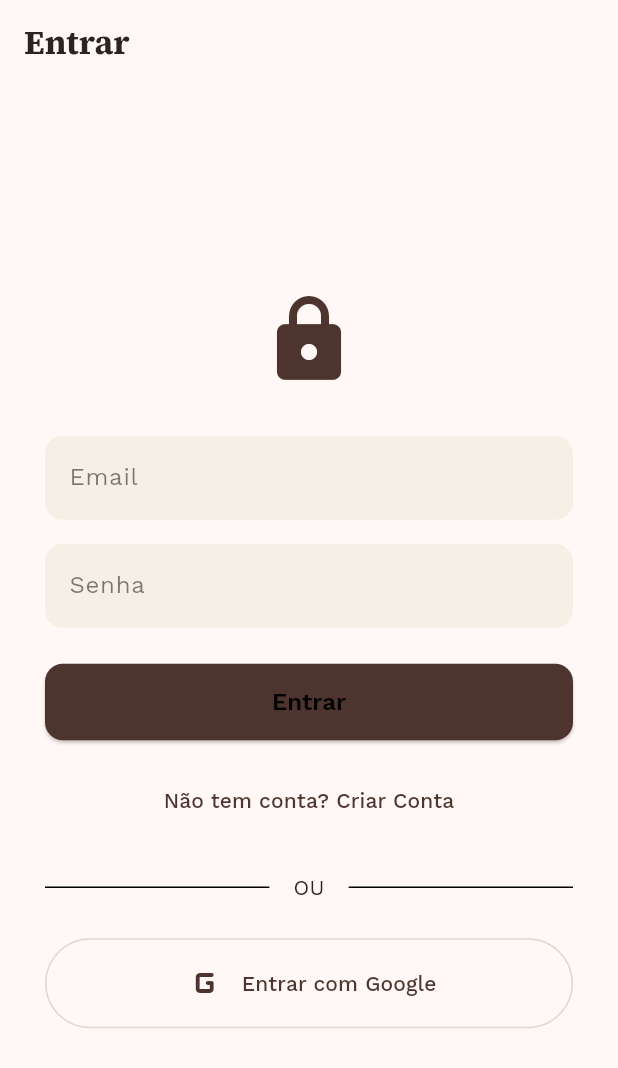
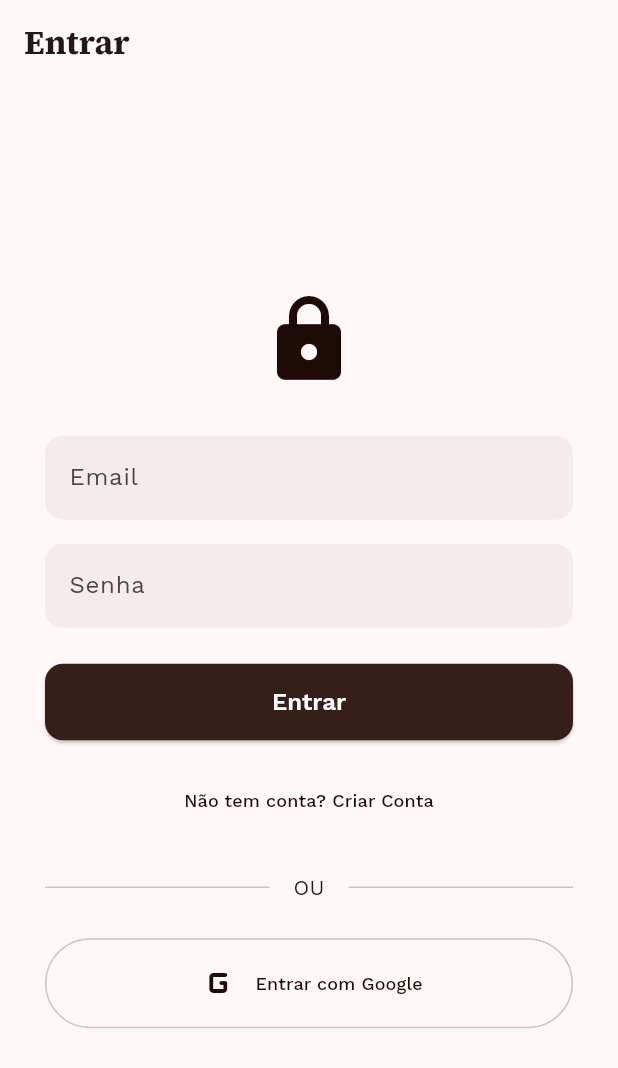
Before and after one commit to WellingtonPereiraLuiz/CustoDoce, a Flutter app: the screen it shows after launch, on a phone screen of 412 x 824 dp. Shown: the top 1068 px of the screen. Run offline on Flutter 3.47's test engine with Material 3 defaults, Android fonts, the phone set to English and light mode, and no system bars; our stand-ins replace firebase_auth, firebase_core, fl_chart, flutter_dotenv, flutter_riverpod, flutter_slidable and 8 more; missing offline and left inert: purchases_flutter, purchases_ui_flutter; accounts and stored records are empty.

Commit message:
feat: apply Artisanal Ledger design system, setup dotenv for secrets, and add reference materials

```diff
--- a/lib/core/theme/app_theme.dart
+++ b/lib/core/theme/app_theme.dart
@@ -2,88 +2,144 @@ import 'package:flutter/material.dart';
 import 'package:google_fonts/google_fonts.dart';
 
 class AppTheme {
-  // Shared brand colors
-  static const Color primaryColor = Color(0xFF4E342E);
-  static const Color primaryDark = Color(0xFF361F1A);
-  static const Color errorColor = Color(0xFFCF6679);
+  // Brand colors from Artisanal Ledger Design System
+  static const Color primaryColor = Color(0xFF1E0A07);
+  static const Color primaryContainer = Color(0xFF361F1A);
+  static const Color onPrimary = Color(0xFFFFFFFF);
+  static const Color onPrimaryContainer = Color(0xFFA7847D);
+
+  static const Color secondaryColor = Color(0xFF6B5A60);
+  static const Color secondaryContainer = Color(0xFFF1DAE1);
+  static const Color onSecondary = Color(0xFFFFFFFF);
+  static const Color onSecondaryContainer = Color(0xFF6F5E64);
+
+  static const Color errorColor = Color(0xFFBA1A1A);
+  static const Color onError = Color(0xFFFFFFFF);
+  static const Color errorContainer = Color(0xFFFFDAD6);
+  static const Color onErrorContainer = Color(0xFF93000A);
+
+  static const Color background = Color(0xFFFFF8F6);
+  static const Color onBackground = Color(0xFF1E1B1A);
+
+  static const Color surface = Color(0xFFFFF8F6);
+  static const Color surfaceVariant = Color(0xFFE9E1DF);
+  static const Color onSurface = Color(0xFF1E1B1A);
+  static const Color onSurfaceVariant = Color(0xFF504442);
+
+  static const Color outline = Color(0xFF827471);
+  static const Color outlineVariant = Color(0xFFD4C3BF);
+
   static const Color successColor = Color(0xFF4CAF82);
 
-  // Dark theme colors (Lighter, warmer dark mode - Chocolate/Espresso vibe)
-  static const Color backgroundDark = Color(0xFF1E1A18);
-  static const Color surfaceDark = Color(0xFF282320);
-  static const Color surfaceVariantDark = Color(0xFF352E2B);
-  static const Color onSurfaceDark = Color(0xFFF2EAE1);
-  static const Color cardGradientStart = Color(0xFF352E2B);
-  static const Color cardGradientEnd = Color(0xFF282320);
+  // Fallbacks for direct access where theme is not easily accessible
+  static const Color surfaceLight = surface;
+  static const Color surfaceDark = Color(0xFF1E1B1A);
+  static const Color surfaceVariantLight = surfaceVariant;
+  static const Color surfaceVariantDark = Color(0xFF33302F);
 
-  // Light theme colors (Better contrast)
-  static const Color backgroundLight = Color(0xFFFFF8F6);
-  static const Color surfaceLight = Color(0xFFFFFFFF);
-  static const Color surfaceVariantLight = Color(0xFFF5F0E6);
-  static const Color onSurfaceLight = Color(0xFF2C2420); // Darker brown/black for text
+  static ThemeData get lightTheme {
+    final colorScheme = const ColorScheme(
+      brightness: Brightness.light,
+      primary: primaryColor,
+      onPrimary: onPrimary,
+      primaryContainer: primaryContainer,
+      onPrimaryContainer: onPrimaryContainer,
+      secondary: secondaryColor,
+      onSecondary: onSecondary,
+      secondaryContainer: secondaryContainer,
+      onSecondaryContainer: onSecondaryContainer,
+      error: errorColor,
+      onError: onError,
+      errorContainer: errorContainer,
+      onErrorContainer: onErrorContainer,
+      surface: surface,
+      onSurface: onSurface,
+      surfaceContainerHighest: surfaceVariant,
+      onSurfaceVariant: onSurfaceVariant,
+      outline: outline,
+      outlineVariant: outlineVariant,
+    );
+
+    return _buildTheme(colorScheme);
+  }
 
   static ThemeData get darkTheme {
-    final base = ThemeData.dark(useMaterial3: true);
-    return base.copyWith(
-      colorScheme: const ColorScheme.dark(
-        primary: primaryColor,
-        secondary: primaryDark,
-        surface: surfaceDark,
-        error: errorColor,
-        onPrimary: Colors.black,
-        onSecondary: Colors.black,
-        onSurface: onSurfaceDark,
-      ),
-      scaffoldBackgroundColor: Colors.black,
+    final colorScheme = const ColorScheme.dark(
+      primary: Color(0xFFE5BEB6),
+      onPrimary: Color(0xFF1E0A07),
+      primaryContainer: Color(0xFF361F1A),
+      onPrimaryContainer: Color(0xFFA7847D),
+      secondary: Color(0xFFD7C1C8),
+      onSecondary: Color(0xFF24181D),
+      secondaryContainer: Color(0xFF524348),
+      onSecondaryContainer: Color(0xFFF1DAE1),
+      surface: Color(0xFF1E1B1A),
+      onSurface: Color(0xFFFFF8F6),
+      surfaceContainerHighest: Color(0xFF33302F),
+      onSurfaceVariant: Color(0xFFE9E1DF),
+      outline: Color(0xFF827471),
+      outlineVariant: Color(0xFF504442),
+    );
+    return _buildTheme(colorScheme);
+  }
+
+  static ThemeData _buildTheme(ColorScheme colorScheme) {
+    return ThemeData(
+      useMaterial3: true,
+      colorScheme: colorScheme,
+      scaffoldBackgroundColor: colorScheme.surface,
       textTheme: TextTheme(
-        headlineLarge: GoogleFonts.sourceSerif4(fontWeight: FontWeight.w600, color: onSurfaceDark),
-        headlineMedium: GoogleFonts.sourceSerif4(fontWeight: FontWeight.w600, color: onSurfaceDark),
-        titleLarge: GoogleFonts.sourceSerif4(color: onSurfaceDark),
-        bodyLarge: GoogleFonts.workSans(color: onSurfaceDark),
-        bodyMedium: GoogleFonts.workSans(color: onSurfaceDark),
-        labelLarge: GoogleFonts.workSans(fontWeight: FontWeight.w500, color: onSurfaceDark),
+        displayLarge: GoogleFonts.sourceSerif4(fontSize: 57, fontWeight: FontWeight.w700, letterSpacing: -0.02, color: colorScheme.onSurface),
+        headlineLarge: GoogleFonts.sourceSerif4(fontSize: 32, fontWeight: FontWeight.w600, color: colorScheme.onSurface),
+        headlineMedium: GoogleFonts.sourceSerif4(fontSize: 28, fontWeight: FontWeight.w600, color: colorScheme.onSurface),
+        headlineSmall: GoogleFonts.sourceSerif4(fontSize: 24, fontWeight: FontWeight.w600, color: colorScheme.onSurface),
+        titleLarge: GoogleFonts.workSans(fontSize: 22, fontWeight: FontWeight.w500, color: colorScheme.onSurface),
+        bodyLarge: GoogleFonts.workSans(fontSize: 16, fontWeight: FontWeight.w400, color: colorScheme.onSurface),
+        bodyMedium: GoogleFonts.workSans(fontSize: 14, fontWeight: FontWeight.w400, color: colorScheme.onSurface),
+        labelLarge: GoogleFonts.workSans(fontSize: 12, fontWeight: FontWeight.w500, letterSpacing: 0.1, color: colorScheme.onSurface),
       ),
       appBarTheme: AppBarTheme(
-        backgroundColor: Colors.black,
-        foregroundColor: onSurfaceDark,
+        backgroundColor: colorScheme.surface,
+        foregroundColor: colorScheme.onSurface,
         elevation: 0,
         centerTitle: false,
-          titleTextStyle: GoogleFonts.sourceSerif4(
-            fontSize: 22,
-            fontWeight: FontWeight.w700,
-            color: onSurfaceDark,
-          ),
+        titleTextStyle: GoogleFonts.sourceSerif4(
+          fontSize: 22,
+          fontWeight: FontWeight.w700,
+          color: colorScheme.onSurface,
+        ),
       ),
       cardTheme: CardThemeData(
-        color: surfaceVariantDark,
+        color: colorScheme.surface,
         elevation: 0,
         shape: RoundedRectangleBorder(
           borderRadius: BorderRadius.circular(16),
+          side: BorderSide(color: colorScheme.outlineVariant, width: 1),
         ),
       ),
-      floatingActionButtonTheme: const FloatingActionButtonThemeData(
-        backgroundColor: primaryColor,
-        foregroundColor: Colors.black,
+      floatingActionButtonTheme: FloatingActionButtonThemeData(
+        backgroundColor: colorScheme.primaryContainer,
+        foregroundColor: colorScheme.onPrimary,
         elevation: 4,
       ),
       inputDecorationTheme: InputDecorationTheme(
         filled: true,
-        fillColor: surfaceVariantDark,
+        fillColor: colorScheme.surfaceContainerHighest.withOpacity(0.5),
         border: OutlineInputBorder(
           borderRadius: BorderRadius.circular(12),
           borderSide: BorderSide.none,
         ),
         focusedBorder: OutlineInputBorder(
           borderRadius: BorderRadius.circular(12),
-          borderSide: const BorderSide(color: primaryColor, width: 2),
+          borderSide: BorderSide(color: colorScheme.primaryContainer, width: 2),
         ),
-        labelStyle: const TextStyle(color: Color(0xFF9E9E9E)),
-        hintStyle: const TextStyle(color: Color(0xFF616161)),
+        labelStyle: TextStyle(color: colorScheme.onSurfaceVariant),
+        hintStyle: TextStyle(color: colorScheme.onSurfaceVariant.withOpacity(0.6)),
       ),
       elevatedButtonTheme: ElevatedButtonThemeData(
         style: ElevatedButton.styleFrom(
-          backgroundColor: primaryColor,
-          foregroundColor: Colors.black,
+          backgroundColor: colorScheme.primaryContainer,
+          foregroundColor: colorScheme.onPrimary,
           padding: const EdgeInsets.symmetric(horizontal: 24, vertical: 14),
           shape: RoundedRectangleBorder(
             borderRadius: BorderRadius.circular(12),
@@ -94,91 +150,9 @@ class AppTheme {
           ),
         ),
       ),
-      dividerColor: const Color(0xFF2A2A2A),
+      dividerColor: colorScheme.outlineVariant,
       popupMenuTheme: PopupMenuThemeData(
-        color: surfaceVariantDark,
-        shape: RoundedRectangleBorder(borderRadius: BorderRadius.circular(12)),
-      ),
-    );
-  }
-
-  static ThemeData get lightTheme {
-    final base = ThemeData.light(useMaterial3: true);
-    return base.copyWith(
-      colorScheme: const ColorScheme.light(
-        primary: primaryColor,
-        secondary: primaryDark,
-        surface: surfaceLight,
-        error: errorColor,
-        onPrimary: Colors.black,
-        onSecondary: Colors.black,
-        onSurface: onSurfaceLight,
-      ),
-      scaffoldBackgroundColor: backgroundLight,
-      textTheme: TextTheme(
-        headlineLarge: GoogleFonts.sourceSerif4(fontWeight: FontWeight.w600, color: onSurfaceLight),
-        headlineMedium: GoogleFonts.sourceSerif4(fontWeight: FontWeight.w600, color: onSurfaceLight),
-        titleLarge: GoogleFonts.sourceSerif4(color: onSurfaceLight),
-        bodyLarge: GoogleFonts.workSans(color: onSurfaceLight),
-        bodyMedium: GoogleFonts.workSans(color: onSurfaceLight),
-        labelLarge: GoogleFonts.workSans(fontWeight: FontWeight.w500, color: onSurfaceLight),
-      ),
-      appBarTheme: AppBarTheme(
-        backgroundColor: backgroundLight,
-        foregroundColor: onSurfaceLight,
-        elevation: 0,
-        centerTitle: false,
-        titleTextStyle: GoogleFonts.sourceSerif4(
-          fontSize: 22,
-          fontWeight: FontWeight.w700,
-          color: onSurfaceLight,
-        ),
-      ),
-      cardTheme: CardThemeData(
-        color: surfaceLight,
-        elevation: 2,
-        shadowColor: Colors.black.withValues(alpha: 0.1),
-        shape: RoundedRectangleBorder(
-          borderRadius: BorderRadius.circular(16),
-          side: const BorderSide(color: Color(0xFFE2DCD3), width: 1),
-        ),
-      ),
-      floatingActionButtonTheme: const FloatingActionButtonThemeData(
-        backgroundColor: primaryColor,
-        foregroundColor: Colors.black,
-        elevation: 4,
-      ),
-      inputDecorationTheme: InputDecorationTheme(
-        filled: true,
-        fillColor: surfaceVariantLight,
-        border: OutlineInputBorder(
-          borderRadius: BorderRadius.circular(12),
-          borderSide: BorderSide.none,
-        ),
-        focusedBorder: OutlineInputBorder(
-          borderRadius: BorderRadius.circular(12),
-          borderSide: const BorderSide(color: primaryColor, width: 2),
-        ),
-        labelStyle: TextStyle(color: onSurfaceLight.withValues(alpha: 0.6)),
-        hintStyle: TextStyle(color: onSurfaceLight.withValues(alpha: 0.4)),
-      ),
-      elevatedButtonTheme: ElevatedButtonThemeData(
-        style: ElevatedButton.styleFrom(
-          backgroundColor: primaryColor,
-          foregroundColor: Colors.black,
-          padding: const EdgeInsets.symmetric(horizontal: 24, vertical: 14),
-          shape: RoundedRectangleBorder(
-            borderRadius: BorderRadius.circular(12),
-          ),
-          textStyle: GoogleFonts.workSans(
-            fontSize: 16,
-            fontWeight: FontWeight.w600,
-          ),
-        ),
-      ),
-      dividerColor: const Color(0xFFE0D8CE),
-      popupMenuTheme: PopupMenuThemeData(
-        color: surfaceLight,
+        color: colorScheme.surface,
         shape: RoundedRectangleBorder(borderRadius: BorderRadius.circular(12)),
       ),
     );
--- a/lib/main.dart
+++ b/lib/main.dart
@@ -9,13 +9,15 @@ import 'package:custo_doce/data/local/database/database_helper.dart';
 import 'package:custo_doce/core/services/subscription_service.dart';
 import 'package:custo_doce/core/utils/seeder.dart';
 import 'package:firebase_core/firebase_core.dart';
+import 'package:flutter_dotenv/flutter_dotenv.dart';
 
 import 'package:custo_doce/firebase_options.dart';
 
 Future<void> main() async {
   WidgetsFlutterBinding.ensureInitialized();
 
-
+  // Load environment variables
+  await dotenv.load(fileName: ".env");
 
   // Initialize Firebase
   await Firebase.initializeApp(
--- a/pubspec.yaml
+++ b/pubspec.yaml
@@ -47,6 +47,7 @@ dependencies:
   firebase_auth: ^6.5.2
   google_sign_in: 6.2.1
   share_plus: ^13.1.0
+  flutter_dotenv: ^5.2.1
 
 dev_dependencies:
   flutter_test:
@@ -59,6 +60,7 @@ flutter:
 
   assets:
     - assets/images/
+    - .env
 
 flutter_icons:
   android: "launcher_icon"
```
Also changed, not shown: lib/core/constants/app_constants.dart (+5 -3 lines), lib/firebase_options.dart, pubspec.lock, referencia/aba igredientes/screen.png (added), referencia/home/screen.png (added), 6 other files.
